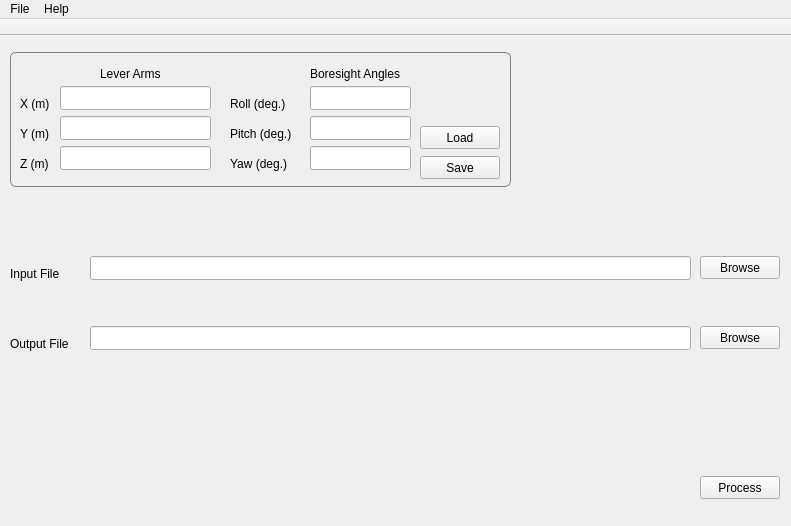
Qt form src/examples/gui-georef/MBES-lib-georefGUI/mainwindow.ui (CIDCO-dev/MBES-lib) before a commit.
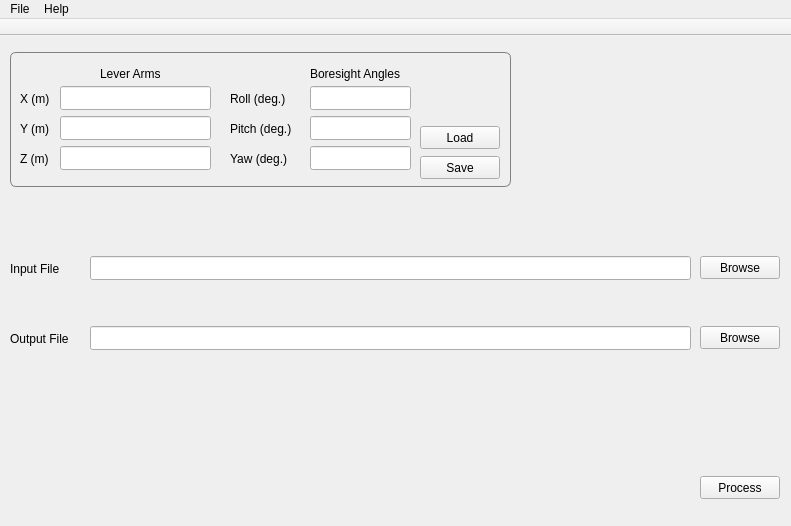
The same form after that commit.

Commit message: Labels alignment; editingFinished instead of textChanged for input and output files

What changed in the file:
```diff
--- a/src/examples/gui-georef/MBES-lib-georefGUI/mainwindow.ui
+++ b/src/examples/gui-georef/MBES-lib-georefGUI/mainwindow.ui
@@ -80,7 +80,7 @@
     <property name="geometry">
      <rect>
       <x>10</x>
-      <y>230</y>
+      <y>225</y>
       <width>61</width>
       <height>16</height>
      </rect>
@@ -103,7 +103,7 @@
     <property name="geometry">
      <rect>
       <x>10</x>
-      <y>300</y>
+      <y>295</y>
       <width>71</width>
       <height>16</height>
      </rect>
@@ -173,7 +173,7 @@
      <property name="geometry">
       <rect>
        <x>10</x>
-       <y>50</y>
+       <y>45</y>
        <width>41</width>
        <height>16</height>
       </rect>
@@ -202,7 +202,7 @@
      <property name="geometry">
       <rect>
        <x>10</x>
-       <y>80</y>
+       <y>75</y>
        <width>41</width>
        <height>16</height>
       </rect>
@@ -225,7 +225,7 @@
      <property name="geometry">
       <rect>
        <x>10</x>
-       <y>110</y>
+       <y>105</y>
        <width>41</width>
        <height>16</height>
       </rect>
@@ -258,7 +258,7 @@
      <property name="geometry">
       <rect>
        <x>220</x>
-       <y>110</y>
+       <y>105</y>
        <width>71</width>
        <height>16</height>
       </rect>
@@ -271,7 +271,7 @@
      <property name="geometry">
       <rect>
        <x>220</x>
-       <y>50</y>
+       <y>45</y>
        <width>71</width>
        <height>16</height>
       </rect>
@@ -314,7 +314,7 @@
      <property name="geometry">
       <rect>
        <x>220</x>
-       <y>80</y>
+       <y>75</y>
        <width>71</width>
        <height>16</height>
       </rect>
```
The commit also changes 3 other files.
